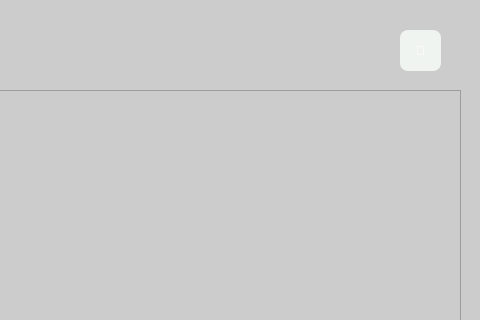
The window that src/vista/Ui/TablónAdmin.ui (encinaa/LodzConnect) describes before a commit, drawn with Qt 5; both pictures show x 420 to 900 and y 0 to 320 of the 900 by 600 pixel window.
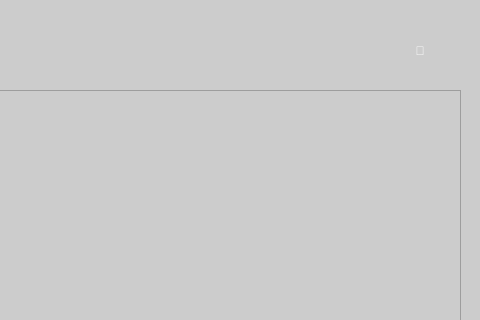
The same window after the commit. Icons and pictures are not drawn.

```diff
--- a/src/vista/Ui/TablónAdmin.ui
+++ b/src/vista/Ui/TablónAdmin.ui
@@ -162,14 +162,14 @@
      <rect>
       <x>820</x>
       <y>30</y>
-      <width>41</width>
-      <height>41</height>
+      <width>40</width>
+      <height>40</height>
      </rect>
     </property>
     <property name="styleSheet">
      <string notr="true">
     QPushButton {
-        background-color: #f0f4f1;
+        background-color: #cccccc;
     }
     QPushButton:hover {
         background-color: #cccccc;
```
Left out of the diff: 2 changed lines with no effect on the pictures.
